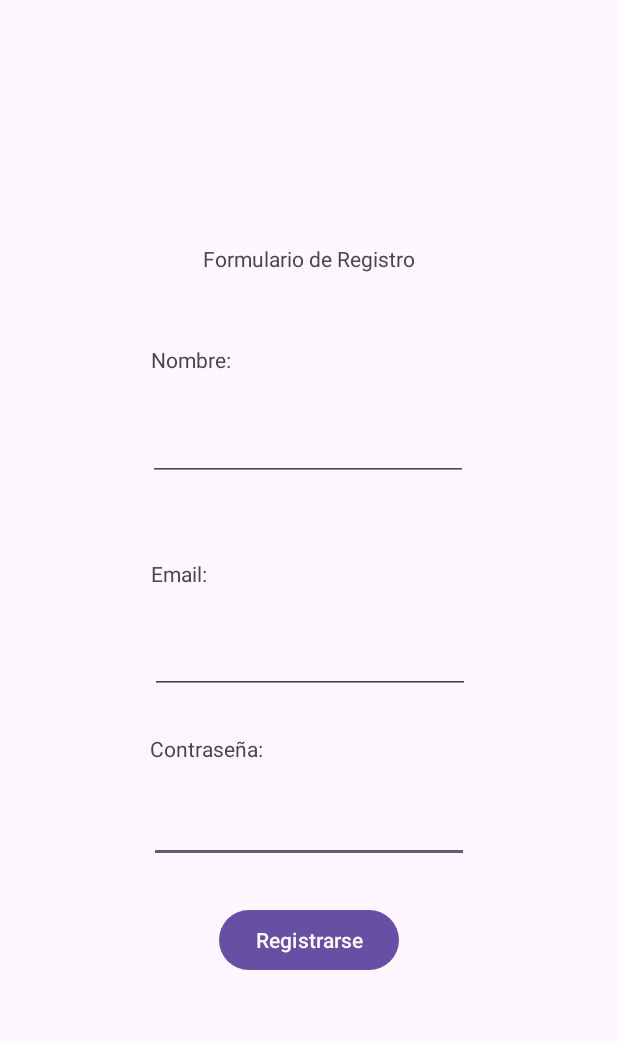
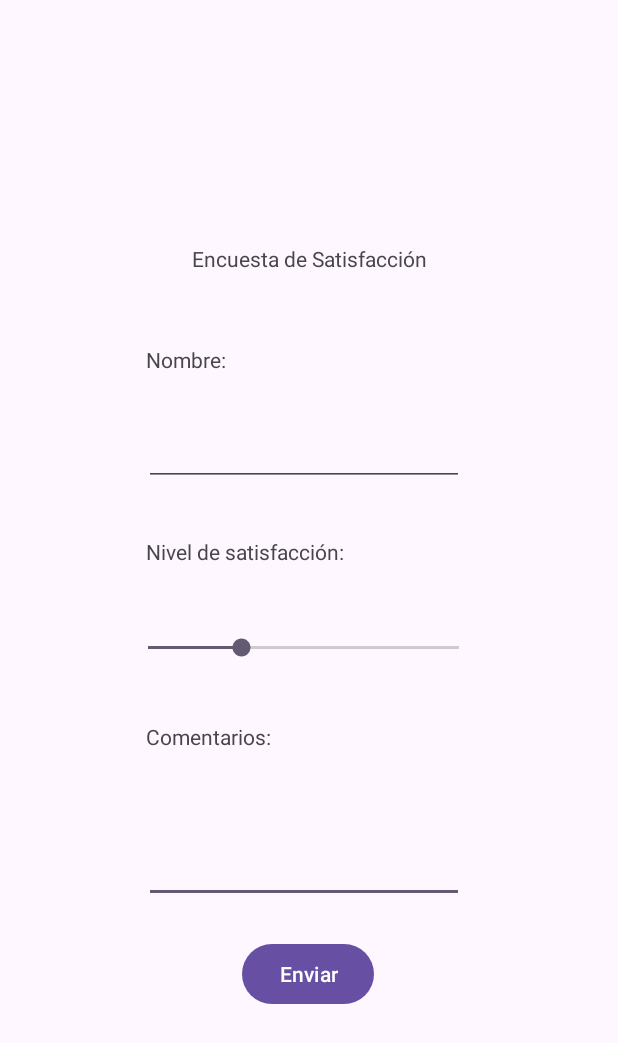
Before and after one commit to LuisGM875/Programacion_para_Movil_Java, an Android app: the screen it shows after launch (MainActivity), on a phone screen of 412 x 824 dp. Shown: the top 1043 px of the screen. Run offline under Robolectric (Android 15) with nearby library versions, the phone set to English and light mode, and no system bars.

Commit message:
feat: add a view for satisfaction form

```diff
--- a/app/src/main/res/layout/activity_main.xml
+++ b/app/src/main/res/layout/activity_main.xml
@@ -11,18 +11,19 @@
         android:id="@+id/button"
         android:layout_width="wrap_content"
         android:layout_height="wrap_content"
-        android:text="Registrarse"
+        android:text="Enviar"
         app:layout_constraintBottom_toBottomOf="parent"
         app:layout_constraintEnd_toEndOf="parent"
+        app:layout_constraintHorizontal_bias="0.498"
         app:layout_constraintStart_toStartOf="parent"
         app:layout_constraintTop_toTopOf="parent"
-        app:layout_constraintVertical_bias="0.777" />
+        app:layout_constraintVertical_bias="0.806" />
 
     <TextView
         android:id="@+id/textView2"
         android:layout_width="wrap_content"
         android:layout_height="wrap_content"
-        android:text="Formulario de Registro"
+        android:text="Encuesta de Satisfacción"
         app:layout_constraintBottom_toBottomOf="parent"
         app:layout_constraintEnd_toEndOf="parent"
         app:layout_constraintStart_toStartOf="parent"
@@ -36,7 +37,7 @@
         android:text="Nombre:"
         app:layout_constraintBottom_toBottomOf="parent"
         app:layout_constraintEnd_toEndOf="parent"
-        app:layout_constraintHorizontal_bias="0.28"
+        app:layout_constraintHorizontal_bias="0.271"
         app:layout_constraintStart_toStartOf="parent"
         app:layout_constraintTop_toTopOf="parent"
         app:layout_constraintVertical_bias="0.286" />
@@ -45,39 +46,43 @@
         android:id="@+id/textView4"
         android:layout_width="wrap_content"
         android:layout_height="wrap_content"
-        android:text="Email:"
+        android:text="Nivel de satisfacción:"
         app:layout_constraintBottom_toBottomOf="parent"
         app:layout_constraintEnd_toEndOf="parent"
-        app:layout_constraintHorizontal_bias="0.268"
+        app:layout_constraintHorizontal_bias="0.348"
         app:layout_constraintStart_toStartOf="parent"
         app:layout_constraintTop_toTopOf="parent"
-        app:layout_constraintVertical_bias="0.463" />
+        app:layout_constraintVertical_bias="0.445" />
 
     <TextView
         android:id="@+id/textView5"
         android:layout_width="wrap_content"
         android:layout_height="wrap_content"
-        android:text="Contraseña:"
+        android:text="Comentarios:"
         app:layout_constraintBottom_toBottomOf="parent"
         app:layout_constraintEnd_toEndOf="parent"
         app:layout_constraintHorizontal_bias="0.297"
         app:layout_constraintStart_toStartOf="parent"
         app:layout_constraintTop_toTopOf="parent"
-        app:layout_constraintVertical_bias="0.608" />
+        app:layout_constraintVertical_bias="0.598" />
 
     <EditText
         android:id="@+id/editTextTextPassword"
         android:layout_width="wrap_content"
-        android:layout_height="wrap_content"
+        android:layout_height="80dp"
         android:layout_marginTop="14dp"
         android:layout_marginBottom="20dp"
+        android:height="80dp"
         android:ems="10"
-        android:inputType="textPassword"
+        android:fontFamily="sans-serif"
+        android:inputType="text"
         android:visibility="visible"
         app:layout_constraintBottom_toTopOf="@+id/button"
         app:layout_constraintEnd_toEndOf="parent"
+        app:layout_constraintHorizontal_bias="0.482"
         app:layout_constraintStart_toStartOf="parent"
-        app:layout_constraintTop_toBottomOf="@+id/textView5" />
+        app:layout_constraintTop_toBottomOf="@+id/textView5"
+        app:layout_constraintVertical_bias="0.703" />
 
     <EditText
         android:id="@+id/editTextText2"
@@ -87,22 +92,22 @@
         android:inputType="text"
         app:layout_constraintBottom_toBottomOf="parent"
         app:layout_constraintEnd_toEndOf="parent"
-        app:layout_constraintHorizontal_bias="0.497"
+        app:layout_constraintHorizontal_bias="0.482"
         app:layout_constraintStart_toStartOf="parent"
         app:layout_constraintTop_toBottomOf="@+id/textView3"
-        app:layout_constraintVertical_bias="0.049" />
+        app:layout_constraintVertical_bias="0.056" />
 
-    <EditText
-        android:id="@+id/editTextText3"
-        android:layout_width="wrap_content"
+    <SeekBar
+        android:id="@+id/seekBar"
+        android:layout_width="239dp"
         android:layout_height="wrap_content"
-        android:ems="10"
-        android:inputType="text|textEmailAddress"
-        app:layout_constraintBottom_toBottomOf="parent"
+        android:max="@integer/material_motion_duration_medium_2"
+        android:progress="@integer/material_motion_duration_short_1"
+        app:layout_constraintBottom_toTopOf="@+id/textView5"
         app:layout_constraintEnd_toEndOf="parent"
-        app:layout_constraintHorizontal_bias="0.502"
+        app:layout_constraintHorizontal_bias="0.48"
         app:layout_constraintStart_toStartOf="parent"
-        app:layout_constraintTop_toTopOf="parent"
-        app:layout_constraintVertical_bias="0.536" />
+        app:layout_constraintTop_toBottomOf="@+id/textView4"
+        app:layout_constraintVertical_bias="0.527" />
 
 </androidx.constraintlayout.widget.ConstraintLayout>
```
